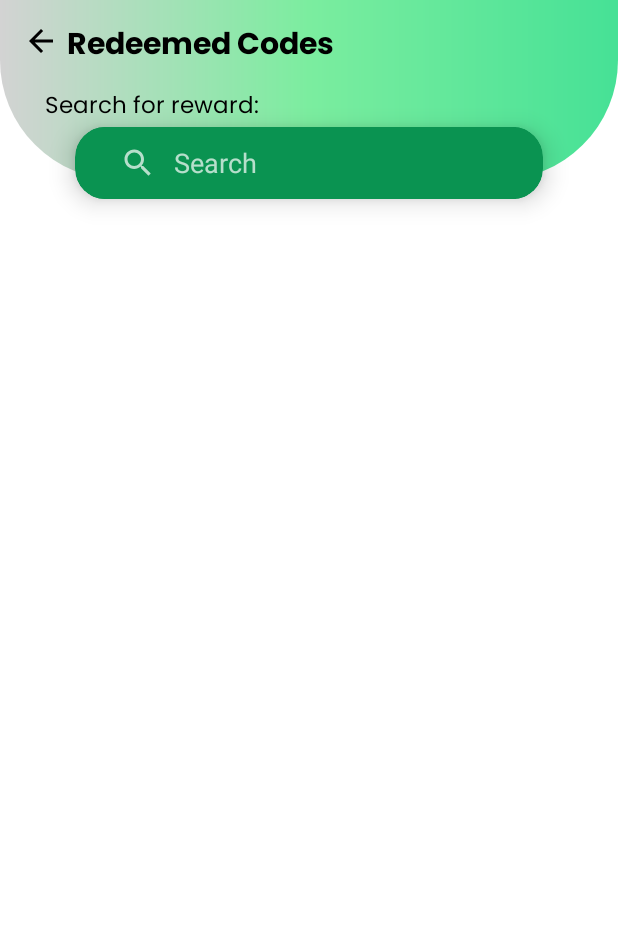
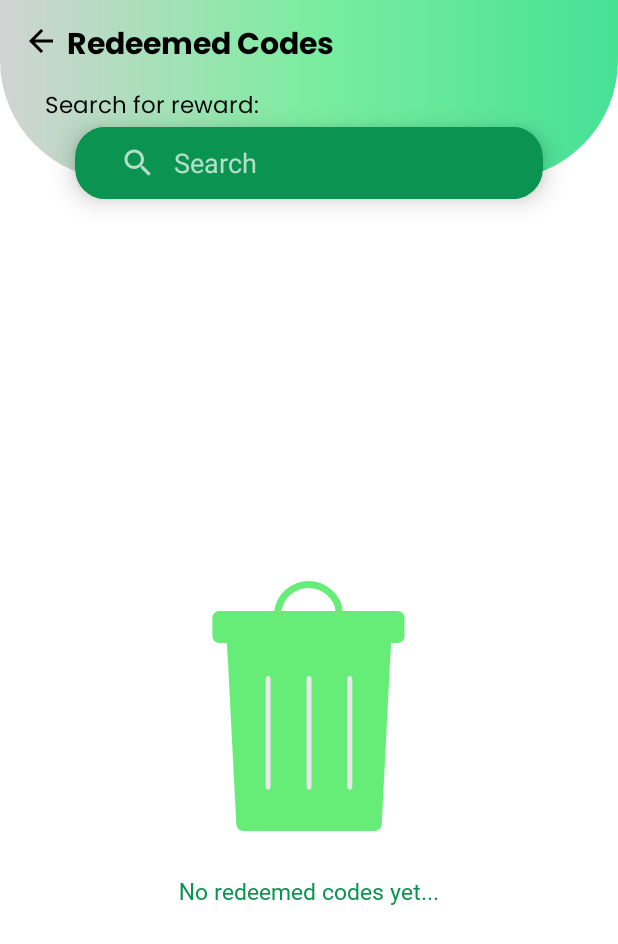
Before and after one commit to jasonllanes/OroKalimpyo_G, an Android app: the redeemed_codes screen opened directly, with no data from a screen before it, on a phone screen of 412 x 824 dp. Shown: the top 944 px of the screen. Run offline under Robolectric (Android 15) with nearby library versions, the light colour scheme and no system bars; our stand-ins replace Firebase (no records; nobody signed in at launch, a user with empty details on screens opened directly); libraries missing offline, so code that uses them is left out: io.github.cutelibs.cutedialog; pictures from the network do not load; 6 statements that could not run were skipped.

Commit message:
[Redeem Rewards]

```diff
--- a/app/src/main/java/sldevs/cdo/orokalimpyo/authentication/final_sign_up.java
+++ b/app/src/main/java/sldevs/cdo/orokalimpyo/authentication/final_sign_up.java
@@ -315,7 +315,7 @@ public class final_sign_up extends AppCompatActivity implements View.OnClickList
         user_details.put("location", location);
         user_details.put("number", number);
         user_details.put("email", etEmail.getText().toString().trim());
-        user_details.put("date_create", currentDate + " " + currentTime);
+        user_details.put("date_created", currentDate + " " + currentTime);
         user_details.put("recyclable", 0.0);
         user_details.put("biodegradable", 0.0);
         user_details.put("residual", 0.0);
--- a/app/src/main/java/sldevs/cdo/orokalimpyo/firebase/firebase_crud.java
+++ b/app/src/main/java/sldevs/cdo/orokalimpyo/firebase/firebase_crud.java
@@ -366,7 +366,7 @@ public class firebase_crud {
                 Toast.makeText(context, "Successfully Created", Toast.LENGTH_SHORT).show();
                 loading.setVisibility(View.INVISIBLE);
                 btnSignUp.setVisibility(View.VISIBLE);
-                Intent i = new Intent(context, log_in.class)
+                Intent i = new Intent(context, home.class)
                         .setFlags(Intent.FLAG_ACTIVITY_NEW_TASK); ;
                 context.startActivity(i);
                 activity.finish();
--- a/app/src/main/java/sldevs/cdo/orokalimpyo/profile/redeemed_codes.java
+++ b/app/src/main/java/sldevs/cdo/orokalimpyo/profile/redeemed_codes.java
@@ -6,9 +6,11 @@ import androidx.recyclerview.widget.LinearLayoutManager;
 import androidx.recyclerview.widget.RecyclerView;
 
 import android.os.Bundle;
+import android.os.Handler;
 import android.view.View;
 import android.widget.Button;
 import android.widget.ImageView;
+import android.widget.LinearLayout;
 import android.widget.SearchView;
 import android.widget.TextView;
 
@@ -36,6 +38,7 @@ public class redeemed_codes extends AppCompatActivity {
     RedeemedAdapter adapter;
     String searchQuery;
     SearchView searchView;
+    LinearLayout llEmpty;
     TextView tvPoints,tvResidual, tvBiodegradable, tvRecyclable, tvSpecialWaste;
     @Override
     protected void onCreate(Bundle savedInstanceState) {
@@ -49,10 +52,11 @@ public class redeemed_codes extends AppCompatActivity {
 
 
         btnBack = findViewById(R.id.btnBack);
+        llEmpty = findViewById(R.id.llEmpty);
 
 
         // Initialize your FirestoreRecyclerOptions and adapter here
-        Query query = db.collection("Redeemed Codes").whereEqualTo("user_id",mAuth.getUid()).orderBy("redeemed_date",Query.Direction.DESCENDING);
+        Query query = db.collection("Redeemed Codes").whereEqualTo("user_id",mAuth.getUid());
         FirestoreRecyclerOptions<Redeemed_Details> options = new FirestoreRecyclerOptions.Builder<Redeemed_Details>()
                 .setQuery(query, Redeemed_Details.class)
                 .build();
@@ -64,6 +68,24 @@ public class redeemed_codes extends AppCompatActivity {
         lvRedeemedCodes = findViewById(R.id.lvRedeemed);
         lvRedeemedCodes.setLayoutManager(new LinearLayoutManager(redeemed_codes.this,LinearLayoutManager.VERTICAL,false));
         lvRedeemedCodes.setAdapter(adapter);
+
+        final Handler handler = new Handler();
+        Runnable refresh = new Runnable() {
+            @Override
+            public void run() {
+                // data request
+                handler.postDelayed(this, 500);
+                adapter.startListening();
+                if(adapter.getItemCount() == 0){
+                    llEmpty.setVisibility(View.VISIBLE);
+                }else{
+                    llEmpty.setVisibility(View.GONE);
+                }
+            }
+        };
+
+        handler.postDelayed(refresh, 500);
+
 
 
 
--- a/app/src/main/java/sldevs/cdo/orokalimpyo/terms_and_data/external_link.java
+++ b/app/src/main/java/sldevs/cdo/orokalimpyo/terms_and_data/external_link.java
@@ -17,7 +17,7 @@ public class external_link extends AppCompatActivity {
     WebView wvExternalLink;
 
     ImageView ivBack;
-    TextView tvLink;
+    TextView tvLink,tvTitle;
 
     String link,title;
     @Override
@@ -29,13 +29,15 @@ public class external_link extends AppCompatActivity {
 
         ivBack = findViewById(R.id.ivBack);
 
+        tvTitle = findViewById(R.id.tvTitle);
+
 
         title = getIntent().getStringExtra("title");
         link = getIntent().getStringExtra("external_link");
 
 //        tvLink.setText(title);
 
-
+        tvTitle.setText(title);
 
         wvExternalLink.getSettings().setJavaScriptEnabled(true);
         wvExternalLink.loadUrl(link);
--- a/app/src/main/res/layout/activity_guess_the_brand_game.xml
+++ b/app/src/main/res/layout/activity_guess_the_brand_game.xml
@@ -141,7 +141,7 @@
                 android:layout_height="wrap_content"
                 android:layout_gravity="center"
                 android:textAlignment="center"
-                android:text="Note: The game is not yet fully trained so it may not recognize the waste you captured sometimes."
+                android:text="Note: The game is not yet fully trained so it may not recognize the brand` you captured sometimes."
                 android:textSize="13sp"
                 android:fontFamily="@font/pregular"
                 android:textColor="@color/red" />
--- a/app/src/main/res/layout/activity_redeemed_codes.xml
+++ b/app/src/main/res/layout/activity_redeemed_codes.xml
@@ -127,7 +127,50 @@
         </LinearLayout>
 
     </ScrollView>
+    <LinearLayout
+        android:id="@+id/llEmpty"
+        android:layout_width="match_parent"
+        android:layout_height="match_parent"
+        android:visibility="gone"
+        android:gravity="center"
+        android:orientation="vertical">
 
+
+
+
+        <!--            <TextView-->
+        <!--                android:id="@+id/tvGetBarangay"-->
+        <!--                android:layout_width="wrap_content"-->
+        <!--                android:layout_height="wrap_content"-->
+
+        <!--                android:textColor="@color/green"-->
+        <!--                android:textSize="12sp"-->
+        <!--                android:layout_gravity="center"/>-->
+
+
+        <com.airbnb.lottie.LottieAnimationView
+            android:id="@+id/animation_view"
+            android:layout_width="200dp"
+            android:layout_height="200dp"
+            app:lottie_rawRes="@raw/lottie_empty_trash"
+            app:lottie_loop="true"
+            app:lottie_autoPlay="true" />
+
+        <TextView
+            android:id="@+id/tvEmpty"
+            android:layout_width="wrap_content"
+            android:layout_height="wrap_content"
+            android:layout_gravity="center"
+            android:layout_marginHorizontal="15dp"
+            android:layout_marginTop="12dp"
+            android:fontFamily="@font/regular"
+            android:text="No redeemed codes yet..."
+            android:textColor="@color/green"
+            android:textSize="15sp" />
+
+
+
+    </LinearLayout>
     <!--    <ProgressBar-->
     <!--        android:id="@+id/progressBar"-->
     <!--        android:layout_gravity="center"-->
--- a/app/src/main/res/layout/activity_view_contribution.xml
+++ b/app/src/main/res/layout/activity_view_contribution.xml
@@ -85,9 +85,9 @@
                 android:layout_marginHorizontal="15dp"
                 android:layout_marginTop="13dp"
                 android:fontFamily="@font/poppins_semibolditalic"
-                android:text="Empty Contribution"
+                android:text="No Contributions Yet..."
                 android:textColor="@color/green"
-                android:textSize="20sp" />
+                android:textSize="15sp" />
 
 
 
--- a/app/src/main/res/layout/fragment_profile_fragment.xml
+++ b/app/src/main/res/layout/fragment_profile_fragment.xml
@@ -410,6 +410,7 @@
                 android:orientation="horizontal">
 
                 <TextView
+                    android:id="@+id/tvTerm"
                     android:layout_width="wrap_content"
                     android:layout_height="wrap_content"
                     android:layout_gravity="center"
@@ -428,6 +429,7 @@
                     android:textSize="15sp" />
 
                 <TextView
+                    android:id="@+id/tvData"
                     android:layout_width="wrap_content"
                     android:layout_height="wrap_content"
                     android:layout_gravity="center"
```
Also changed, not shown: app/src/main/java/sldevs/cdo/orokalimpyo/profile/profile_fragment.java (+26 -1 lines).
